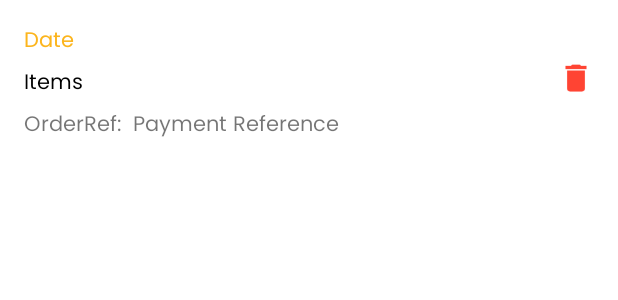
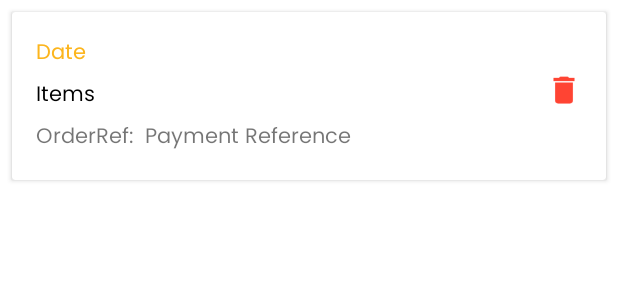
Before and after one commit to Emuolanari/Fruit2you, an Android app: the layout orders.xml on its own in the app's theme, with its tools: preview values and no code run, on a phone screen of 412 x 824 dp. Shown: the top 300 px of the screen. Run offline under Robolectric (Android 15) with nearby library versions, the phone set to English and light mode, and no system bars.

Commit message:
cardview

```diff
--- a/app/src/main/res/layout/orders.xml
+++ b/app/src/main/res/layout/orders.xml
@@ -1,7 +1,15 @@
 <?xml version="1.0" encoding="utf-8"?>
-<androidx.constraintlayout.widget.ConstraintLayout xmlns:android="http://schemas.android.com/apk/res/android"
-    xmlns:app="http://schemas.android.com/apk/res-auto"
-    xmlns:tools="http://schemas.android.com/tools"
+
+<androidx.cardview.widget.CardView
+    android:layout_width="match_parent"
+    android:layout_height="wrap_content"
+    android:layout_marginTop="8dp"
+    android:layout_marginStart="8dp"
+    android:layout_marginEnd="8dp"
+    xmlns:android="http://schemas.android.com/apk/res/android">
+
+
+    <androidx.constraintlayout.widget.ConstraintLayout xmlns:app="http://schemas.android.com/apk/res-auto"
         android:layout_width="match_parent"
         android:layout_height="wrap_content"
         android:orientation="vertical"
@@ -65,3 +73,4 @@
             app:layout_constraintTop_toBottomOf="@+id/items" />
 
     </androidx.constraintlayout.widget.ConstraintLayout>
+</androidx.cardview.widget.CardView>
```
Also changed, not shown: app/build.gradle (+11 -9 lines), app/src/main/java/com/app/fruit2you/ui/MainActivity.kt (+23 -9 lines), app/src/main/res/layout/fruit_item.xml (+13 -2 lines). Lines whose indentation alone changed are shown as unchanged.
